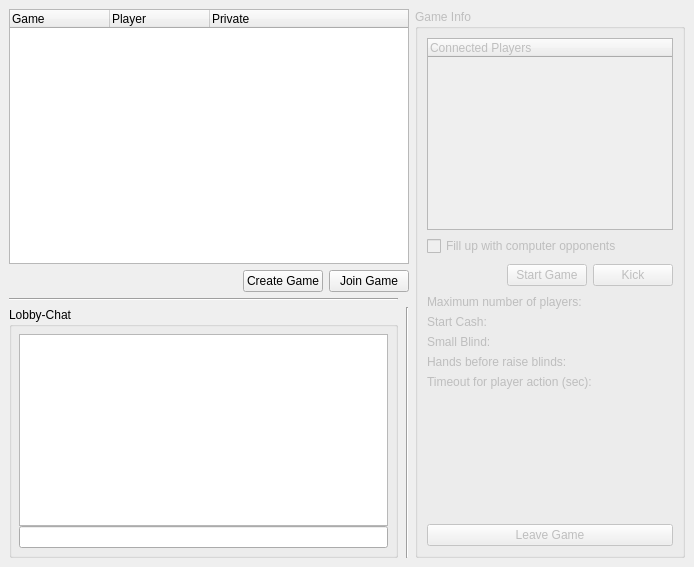
Old version of the form src/gui/qt/gamelobbydialog.ui in the repository pokerth/pokerth.
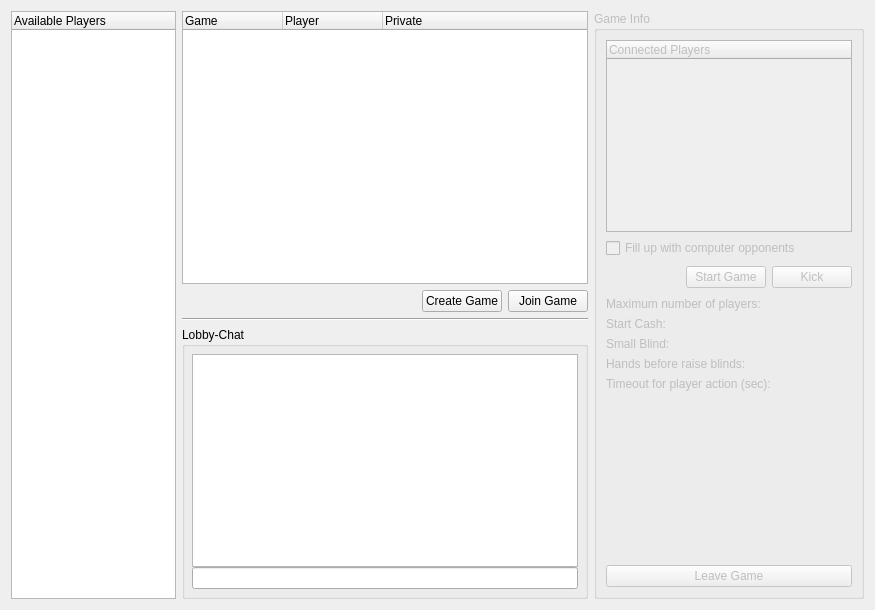
New version of the form.

Commit message: adds NickList to lobbydialog

The edit to the form file:
```diff
--- a/src/gui/qt/gamelobbydialog.ui
+++ b/src/gui/qt/gamelobbydialog.ui
@@ -5,137 +5,42 @@
    <rect>
     <x>0</x>
     <y>0</y>
-    <width>694</width>
-    <height>567</height>
+    <width>875</width>
+    <height>610</height>
    </rect>
   </property>
   <property name="windowTitle" >
    <string>Game Lobby</string>
   </property>
   <layout class="QGridLayout" >
-   <property name="leftMargin" >
-    <number>9</number>
-   </property>
-   <property name="topMargin" >
-    <number>9</number>
-   </property>
-   <property name="rightMargin" >
-    <number>9</number>
-   </property>
-   <property name="bottomMargin" >
-    <number>9</number>
-   </property>
-   <property name="horizontalSpacing" >
-    <number>6</number>
-   </property>
-   <property name="verticalSpacing" >
-    <number>6</number>
-   </property>
-   <item row="2" column="0" >
-    <layout class="QGridLayout" >
-     <property name="leftMargin" >
-      <number>0</number>
+   <item rowspan="4" row="0" column="0" >
+    <widget class="QTreeWidget" name="treeWidget_NickList" >
+     <property name="sizePolicy" >
+      <sizepolicy vsizetype="Expanding" hsizetype="Fixed" >
+       <horstretch>0</horstretch>
+       <verstretch>0</verstretch>
+      </sizepolicy>
      </property>
-     <property name="topMargin" >
-      <number>0</number>
+     <property name="minimumSize" >
+      <size>
+       <width>165</width>
+       <height>0</height>
+      </size>
      </property>
-     <property name="rightMargin" >
-      <number>0</number>
+     <property name="maximumSize" >
+      <size>
+       <width>165</width>
+       <height>16777215</height>
+      </size>
      </property>
-     <property name="bottomMargin" >
-      <number>0</number>
-     </property>
-     <property name="horizontalSpacing" >
-      <number>6</number>
-     </property>
-     <property name="verticalSpacing" >
-      <number>6</number>
-     </property>
-     <item row="1" column="0" >
-      <widget class="QGroupBox" name="groupBox" >
-       <property name="title" >
-        <string>Lobby-Chat</string>
-       </property>
-       <layout class="QGridLayout" >
-        <property name="leftMargin" >
-         <number>7</number>
-        </property>
-        <property name="topMargin" >
-         <number>7</number>
-        </property>
-        <property name="rightMargin" >
-         <number>7</number>
-        </property>
-        <property name="bottomMargin" >
-         <number>7</number>
-        </property>
-        <property name="horizontalSpacing" >
-         <number>0</number>
-        </property>
-        <property name="verticalSpacing" >
-         <number>0</number>
-        </property>
-        <item row="0" column="0" >
-         <widget class="QTextBrowser" name="textBrowser_ChatDisplay" />
-        </item>
-        <item row="1" column="0" >
-         <widget class="QLineEdit" name="lineEdit_ChatInput" />
-        </item>
-       </layout>
-      </widget>
-     </item>
-     <item row="0" column="0" >
-      <widget class="Line" name="line" >
-       <property name="orientation" >
-        <enum>Qt::Horizontal</enum>
-       </property>
-      </widget>
-     </item>
-     <item row="1" column="1" >
-      <layout class="QHBoxLayout" >
-       <property name="spacing" >
-        <number>6</number>
-       </property>
-       <property name="leftMargin" >
-        <number>0</number>
-       </property>
-       <property name="topMargin" >
-        <number>0</number>
-       </property>
-       <property name="rightMargin" >
-        <number>0</number>
-       </property>
-       <property name="bottomMargin" >
-        <number>0</number>
-       </property>
-       <item>
-        <spacer>
-         <property name="orientation" >
-          <enum>Qt::Horizontal</enum>
-         </property>
-         <property name="sizeType" >
-          <enum>QSizePolicy::Fixed</enum>
-         </property>
-         <property name="sizeHint" >
-          <size>
-           <width>2</width>
-           <height>238</height>
-          </size>
-         </property>
-        </spacer>
-       </item>
-       <item>
-        <widget class="Line" name="line_2" >
-         <property name="orientation" >
-          <enum>Qt::Vertical</enum>
-         </property>
-        </widget>
-       </item>
-      </layout>
-     </item>
-    </layout>
+     <column>
+      <property name="text" >
+       <string>Available Players</string>
+      </property>
+     </column>
+    </widget>
    </item>
-   <item row="0" column="0" >
+   <item row="0" column="1" >
     <widget class="QTreeWidget" name="treeWidget_GameList" >
      <property name="minimumSize" >
       <size>
@@ -160,7 +65,7 @@
      </column>
     </widget>
    </item>
-   <item rowspan="3" row="0" column="1" >
+   <item rowspan="4" row="0" column="2" >
     <widget class="QGroupBox" name="groupBox_GameInfo" >
      <property name="enabled" >
       <bool>false</bool>
@@ -390,7 +295,7 @@
      </layout>
     </widget>
    </item>
-   <item row="1" column="0" >
+   <item row="1" column="1" >
     <layout class="QHBoxLayout" >
      <property name="spacing" >
       <number>6</number>
@@ -439,6 +344,46 @@
      </item>
     </layout>
    </item>
+   <item row="2" column="1" >
+    <widget class="Line" name="line" >
+     <property name="orientation" >
+      <enum>Qt::Horizontal</enum>
+     </property>
+    </widget>
+   </item>
+   <item row="3" column="1" >
+    <widget class="QGroupBox" name="groupBox" >
+     <property name="title" >
+      <string>Lobby-Chat</string>
+     </property>
+     <layout class="QGridLayout" >
+      <property name="leftMargin" >
+       <number>7</number>
+      </property>
+      <property name="topMargin" >
+       <number>7</number>
+      </property>
+      <property name="rightMargin" >
+       <number>7</number>
+      </property>
+      <property name="bottomMargin" >
+       <number>7</number>
+      </property>
+      <property name="horizontalSpacing" >
+       <number>0</number>
+      </property>
+      <property name="verticalSpacing" >
+       <number>0</number>
+      </property>
+      <item row="0" column="0" >
+       <widget class="QTextBrowser" name="textBrowser_ChatDisplay" />
+      </item>
+      <item row="1" column="0" >
+       <widget class="QLineEdit" name="lineEdit_ChatInput" />
+      </item>
+     </layout>
+    </widget>
+   </item>
   </layout>
  </widget>
  <tabstops>
```
